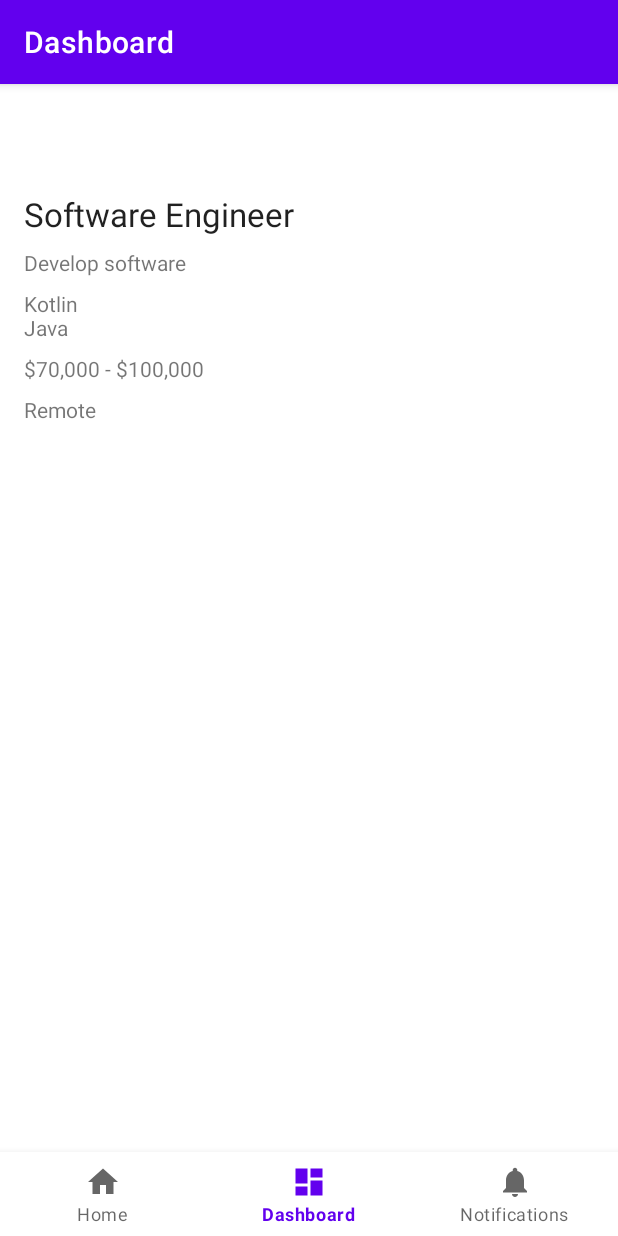
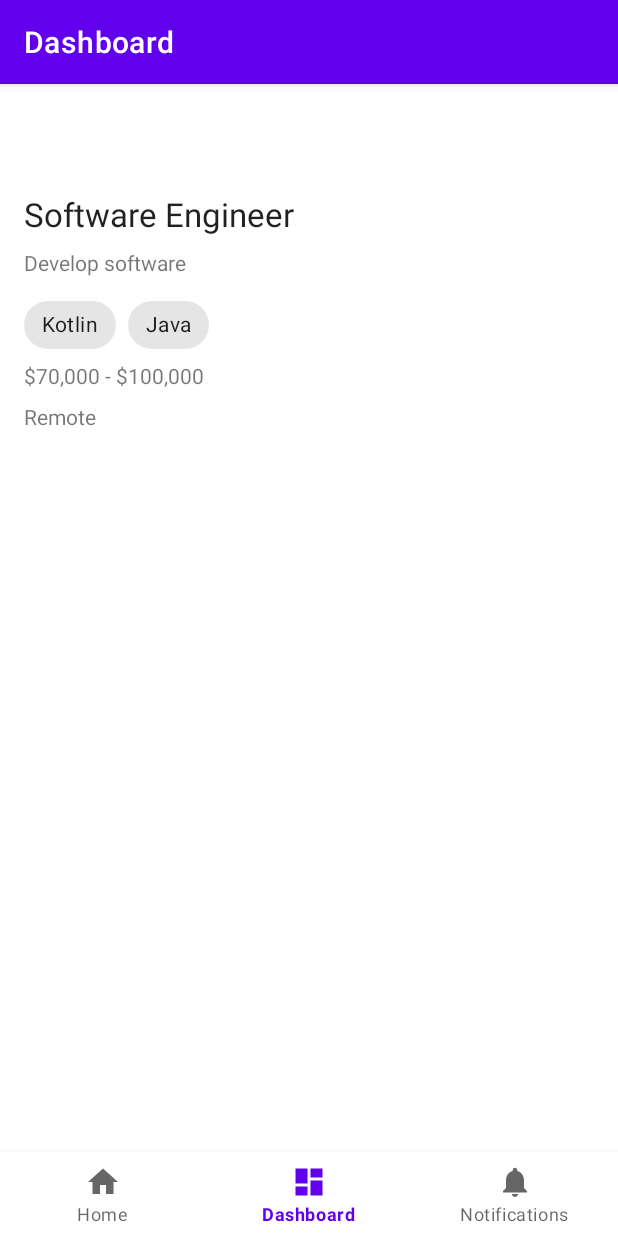
Before and after one commit to Lance-Tsui/uwjob, an Android app: the screen it shows after launch (MainActivity), item 2 of the bottom bar chosen, on a phone screen of 412 x 824 dp. Run offline under Robolectric (Android 15) with nearby library versions, the light colour scheme and no system bars; our stand-ins replace navigation-ui.

Commit message:
lance tag layout

```diff
--- a/app/build.gradle
+++ b/app/build.gradle
@@ -49,5 +49,4 @@ dependencies {
     testImplementation 'junit:junit:4.13.2'
     androidTestImplementation 'androidx.test.ext:junit:1.1.5'
     androidTestImplementation 'androidx.test.espresso:espresso-core:3.5.1'
-    implementation 'com.google.android.flexbox:flexbox:3.0.0'
 }
--- a/app/src/main/java/ca/uwaterloo/cs346/uwconnect/ui/dashboard/JobFragment.kt
+++ b/app/src/main/java/ca/uwaterloo/cs346/uwconnect/ui/dashboard/JobFragment.kt
@@ -6,6 +6,7 @@ import android.view.View
 import android.view.ViewGroup
 import androidx.fragment.app.Fragment
 import ca.uwaterloo.cs346.uwconnect.databinding.FragmentJobBinding
+import com.google.android.material.chip.Chip
 
 class JobFragment : Fragment() {
 
@@ -31,7 +32,13 @@ class JobFragment : Fragment() {
     private fun displayJobDetails(job: Job) {
         binding.jobTitle.text = job.title
         binding.jobDescription.text = job.description
-        binding.jobRequirements.text = job.requirements.joinToString(separator = "\n")
+        job.requirements.forEach { requirement ->
+            val chip = Chip(context).apply {
+                text = requirement
+                isClickable = false
+            }
+            binding.jobRequirements.addView(chip)
+        }
         binding.jobSalaryRange.text = job.salaryRange
         binding.jobIsRemote.text = if (job.isRemote) "Remote" else "On-site"
     }
--- a/app/src/main/res/layout/fragment_job.xml
+++ b/app/src/main/res/layout/fragment_job.xml
@@ -24,11 +24,14 @@
             android:layout_height="wrap_content"
             android:layout_marginBottom="8dp"/>
 
-        <TextView
+        <com.google.android.material.chip.ChipGroup
             android:id="@+id/jobRequirements"
             android:layout_width="match_parent"
             android:layout_height="wrap_content"
-            android:layout_marginBottom="8dp"/>
+            app:singleLine="false"
+            app:chipSpacing="8dp">
+
+        </com.google.android.material.chip.ChipGroup>
 
         <TextView
             android:id="@+id/jobSalaryRange"
```
